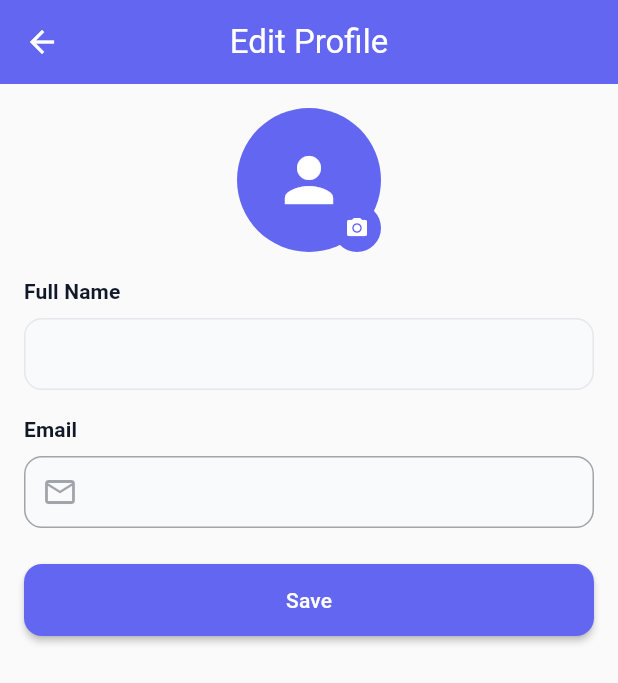
After one commit to Musawarchan/habit-expense-notes-app, a Flutter app: the ProfileEditScreen screen opened by its route, after a tap on the "camera alt" icon, on a phone screen of 412 x 824 dp. The commit adds this screen. Shown: the top 683 px of the screen. Run offline on Flutter 3.47's test engine with Material 3 defaults, Android fonts, the phone set to English and light mode, and no system bars; our stand-ins replace cloud_firestore, equatable, firebase_auth, firebase_core, firebase_messaging, firebase_storage and 6 more; accounts and stored records are empty; generated files the repository leaves out were written again.

Commit message:
profile edit implemented

```diff
--- a/lib/logic/profile/bloc/profile_event.dart
+++ b/lib/logic/profile/bloc/profile_event.dart
@@ -22,3 +22,19 @@ class ProfileUserChanged extends ProfileEvent {
 class ProfileRequested extends ProfileEvent {
   const ProfileRequested();
 }
+
+class ProfileUpdateRequested extends ProfileEvent {
+  final String name;
+  const ProfileUpdateRequested(this.name);
+
+  @override
+  List<Object?> get props => [name];
+}
+
+class ProfilePhotoUpdateRequested extends ProfileEvent {
+  final String photoUrl;
+  const ProfilePhotoUpdateRequested(this.photoUrl);
+
+  @override
+  List<Object?> get props => [photoUrl];
+}
--- a/lib/logic/profile/bloc/profile_state.dart
+++ b/lib/logic/profile/bloc/profile_state.dart
@@ -35,3 +35,7 @@ class ProfileError extends ProfileState {
   @override
   List<Object?> get props => [message];
 }
+
+class ProfileSaved extends ProfileState {
+  const ProfileSaved();
+}
--- /dev/null
+++ b/lib/presentation/screens/settings/profile_edit_screen.dart
@@ -0,0 +1,193 @@
+import 'package:flutter/material.dart';
+import 'package:flutter_bloc/flutter_bloc.dart';
+import 'package:go_router/go_router.dart';
+import 'package:smartlife_app/routes/app_pages.dart';
+import 'package:smartlife_app/routes/app_routes.dart';
+import '../../../logic/profile/bloc/profile_bloc.dart';
+import '../../../logic/profile/bloc/profile_state.dart';
+import '../../../logic/profile/bloc/profile_event.dart';
+import 'package:image_picker/image_picker.dart';
+import 'package:firebase_storage/firebase_storage.dart';
+import '../../widgets/custom_widgets.dart';
+
+class ProfileEditScreen extends StatefulWidget {
+  const ProfileEditScreen({super.key});
+
+  @override
+  State<ProfileEditScreen> createState() => _ProfileEditScreenState();
+}
+
+class _ProfileEditScreenState extends State<ProfileEditScreen> {
+  final _formKey = GlobalKey<FormState>();
+  final TextEditingController _nameController = TextEditingController();
+  String? _email;
+  String? _photoUrl;
+
+  @override
+  void didChangeDependencies() {
+    super.didChangeDependencies();
+    final state = context.read<ProfileBloc>().state;
+    if (state is ProfileLoaded) {
+      _nameController.text = state.user.name ?? '';
+      _email = state.user.email;
+      _photoUrl = state.user.photoUrl;
+    }
+  }
+
+  @override
+  void dispose() {
+    _nameController.dispose();
+    super.dispose();
+  }
+
+  @override
+  Widget build(BuildContext context) {
+    return Scaffold(
+      appBar: AppBar(
+        title: const Text('Edit Profile'),
+        leading: IconButton(
+          icon: const Icon(Icons.arrow_back),
+          onPressed: () => context.go(AppPages.settings),
+        ),
+      ),
+      body: BlocConsumer<ProfileBloc, ProfileState>(
+        listener: (context, state) {
+          if (state is ProfileSaved) {
+            ScaffoldMessenger.of(context).showSnackBar(
+              const SnackBar(content: Text('Profile updated successfully')),
+            );
+            context.go(AppPages.settings);
+          } else if (state is ProfileError) {
+            ScaffoldMessenger.of(
+              context,
+            ).showSnackBar(SnackBar(content: Text(state.message)));
+          }
+        },
+        builder: (context, state) {
+          final isLoading = state is ProfileLoading;
+          return Padding(
+            padding: const EdgeInsets.all(16.0),
+            child: Form(
+              key: _formKey,
+              child: Column(
+                crossAxisAlignment: CrossAxisAlignment.stretch,
+                children: [
+                  Center(
+                    child: Stack(
+                      children: [
+                        CircleAvatar(
+                          radius: 48,
+                          backgroundImage:
+                              (_photoUrl != null && _photoUrl!.isNotEmpty)
+                              ? NetworkImage(_photoUrl!)
+                              : null,
+                          child: (_photoUrl == null || _photoUrl!.isEmpty)
+                              ? const Icon(Icons.person, size: 48)
+                              : null,
+                        ),
+                        Positioned(
+                          bottom: 0,
+                          right: 0,
+                          child: InkWell(
+                            onTap: isLoading ? null : _pickAndUploadImage,
+                            child: CircleAvatar(
+                              radius: 16,
+                              backgroundColor: Theme.of(
+                                context,
+                              ).colorScheme.primary,
+                              child: const Icon(
+                                Icons.camera_alt,
+                                size: 16,
+                                color: Colors.white,
+                              ),
+                            ),
+                          ),
+                        ),
+                      ],
+                    ),
+                  ),
+                  const SizedBox(height: 16),
+                  CustomTextField(
+                    label: 'Full Name',
+                    controller: _nameController,
+                    validator: (v) {
+                      if (v == null || v.trim().isEmpty) {
+                        return 'Name is required';
+                      }
+                      return null;
+                    },
+                  ),
+                  const SizedBox(height: 16),
+                  Text(
+                    'Email',
+                    style: Theme.of(context).textTheme.titleSmall?.copyWith(
+                      fontWeight: FontWeight.w600,
+                    ),
+                  ),
+                  const SizedBox(height: 8),
+                  TextFormField(
+                    initialValue: _email ?? '',
+                    enabled: false,
+                    decoration: const InputDecoration(
+                      prefixIcon: Icon(Icons.email_outlined),
+                    ),
+                  ),
+                  const SizedBox(height: 24),
+                  CustomButton(
+                    text: 'Save',
+                    isLoading: isLoading,
+                    onPressed: isLoading
+                        ? null
+                        : () {
+                            if (_formKey.currentState!.validate()) {
+                              context.read<ProfileBloc>().add(
+                                ProfileUpdateRequested(
+                                  _nameController.text.trim(),
+                                ),
+                              );
+                            }
+                          },
+                  ),
+                ],
+              ),
+            ),
+          );
+        },
+      ),
+    );
+  }
+
+  Future<void> _pickAndUploadImage() async {
+    try {
+      final picker = ImagePicker();
+      final picked = await picker.pickImage(
+        source: ImageSource.gallery,
+        maxWidth: 1024,
+        imageQuality: 85,
+      );
+      if (picked == null) return;
+
+      final profileState = context.read<ProfileBloc>().state;
+      if (profileState is! ProfileLoaded) return;
+
+      final userId = profileState.user.id;
+      final storageRef = FirebaseStorage.instance.ref().child(
+        'profiles/$userId/avatar.jpg',
+      );
+      await storageRef.putData(await picked.readAsBytes());
+      final url = await storageRef.getDownloadURL();
+
+      // Update via bloc event
+      if (!mounted) return;
+      context.read<ProfileBloc>().add(ProfilePhotoUpdateRequested(url));
+      setState(() {
+        _photoUrl = url;
+      });
+    } catch (e) {
+      if (!mounted) return;
+      ScaffoldMessenger.of(context).showSnackBar(
+        const SnackBar(content: Text('Failed to update profile picture')),
+      );
+    }
+  }
+}
--- a/lib/presentation/screens/settings/settings_screen.dart
+++ b/lib/presentation/screens/settings/settings_screen.dart
@@ -119,7 +119,7 @@ class _SettingsScreenState extends State<SettingsScreen> {
                       CustomButton(
                         text: 'Edit Profile',
                         onPressed: () {
-                          // Edit profile for authenticated user
+                          context.go(AppPages.profileEdit);
                         },
                         isOutlined: true,
                       ),
--- a/lib/routes/app_pages.dart
+++ b/lib/routes/app_pages.dart
@@ -9,6 +9,7 @@ import '../presentation/screens/expenses/expenses_screen.dart';
 import '../presentation/screens/notes/notes_screen.dart';
 import '../presentation/screens/ai/ai_screen.dart';
 import '../presentation/screens/settings/settings_screen.dart';
+import '../presentation/screens/settings/profile_edit_screen.dart';
 import '../presentation/screens/onboarding/onboarding_screen.dart';
 
 class AppPages {
@@ -25,6 +26,7 @@ class AppPages {
   static const String notes = '/notes';
   static const String ai = '/ai';
   static const String settings = '/settings';
+  static const String profileEdit = '/profile-edit';
   static const String onboarding = '/onboarding';
 
   // Page Widgets
@@ -38,5 +40,6 @@ class AppPages {
   static Widget notesPage() => const NotesScreen();
   static Widget aiPage() => const AiScreen();
   static Widget settingsPage() => const SettingsScreen();
+  static Widget profileEditPage() => const ProfileEditScreen();
   static Widget onboardingPage() => const OnboardingScreen();
 }
--- a/lib/routes/app_routes.dart
+++ b/lib/routes/app_routes.dart
@@ -49,6 +49,10 @@ class AppRoutes {
         builder: (context, state) => AppPages.settingsPage(),
       ),
       GoRoute(
+        path: AppPages.profileEdit,
+        builder: (context, state) => AppPages.profileEditPage(),
+      ),
+      GoRoute(
         path: AppPages.onboarding,
         builder: (context, state) => AppPages.onboardingPage(),
       ),
```
Also changed, not shown: lib/logic/profile/bloc/profile_bloc.dart (+43 -0 lines), lib/logic/profile/repository/profile_repository.dart (+20 -0 lines).
